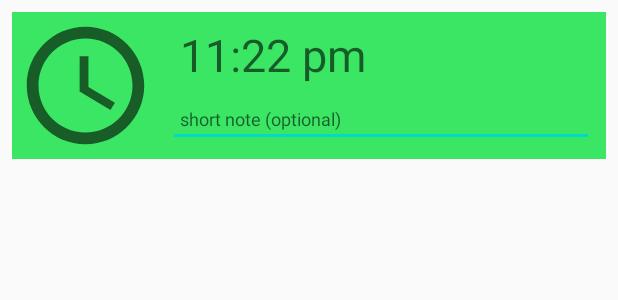
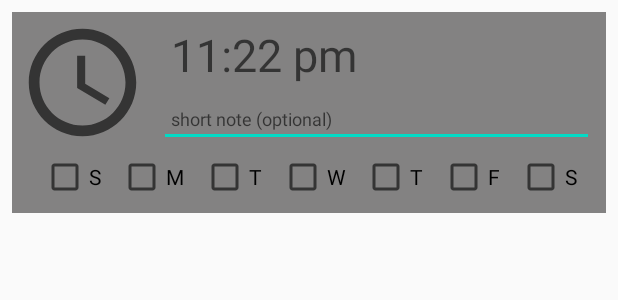
Before and after one commit to galemu2/MultiTasker-Alarm-app-, an Android app: the layout element1_alarm.xml on its own in the app's theme, with its tools: preview values and no code run, on a phone screen of 412 x 824 dp. Shown: the top 300 px of the screen. Run offline under Robolectric (Android 15) with nearby library versions, the phone set to English and light mode, and no system bars.

Commit message:
modified alarm1_element to include days of the week.

```diff
--- a/app/src/main/java/com/ctrlaccess/multitasker/Fragment1ScheduleList.kt
+++ b/app/src/main/java/com/ctrlaccess/multitasker/Fragment1ScheduleList.kt
@@ -30,7 +30,7 @@ open class Fragment1ScheduleList : Fragment() {
             inflater, R.layout.fragment1_schedule_list,
             container, false
         )
-        (activity as ToolbarTitleChangeListener).updateTitel("My custom Title")
+        (activity as ToolbarTitleChangeListener).updateTitle(getString(R.string.app_name), null)
         binding.fab1List.setOnClickListener {
 
             createAlertDialog1()
@@ -55,7 +55,10 @@ open class Fragment1ScheduleList : Fragment() {
         ) { dialog, which ->
             //check for title
             if (bindingAlert.editTextText1Title.text.toString().length > 1) {
-                startNavigation(bindingAlert.editTextText1Title.text.toString())
+                startNavigation(
+                    bindingAlert.editTextText1Title.text.toString(),
+                    bindingAlert.editTextText1Note.text.toString()
+                )
             } else
                 Toast.makeText(context, "Title required.", Toast.LENGTH_SHORT).show()
         }
@@ -76,11 +79,11 @@ open class Fragment1ScheduleList : Fragment() {
     }
 
     //navigate from fragment1 to fragment2
-    private fun startNavigation(listTitle: String) {
+    private fun startNavigation(listTitle: String, listSubTitle: String?) {
         view?.findNavController()
             ?.navigate(
                 Fragment1ScheduleListDirections.actionFragmentScheduleListToFragmentAlarmList(
-                    listTitle
+                    listTitle, listSubTitle
                 )
             )
     }
--- a/app/src/main/java/com/ctrlaccess/multitasker/Fragment2AlarmList.kt
+++ b/app/src/main/java/com/ctrlaccess/multitasker/Fragment2AlarmList.kt
@@ -8,9 +8,7 @@ import android.view.LayoutInflater
 import android.view.View
 import android.view.ViewGroup
 import android.widget.TimePicker
-import android.widget.Toast
 import androidx.databinding.DataBindingUtil
-import androidx.navigation.findNavController
 import androidx.recyclerview.widget.LinearLayoutManager
 import androidx.recyclerview.widget.RecyclerView
 import com.ctrlaccess.multitasker.databinding.Alert2CreateAlarmListBinding
@@ -40,7 +38,8 @@ class Fragment2AlarmList : Fragment() {
         )
         // use title from alert dialog, when creating new list
         val args = Fragment2AlarmListArgs.fromBundle(requireArguments())
-        (activity as ToolbarTitleChangeListener).updateTitel(args.listTitle)
+        (activity as ToolbarTitleChangeListener).updateTitle(args.listTitle, args.listSubTitle)
+
 
         binding.fab2Alarms.setOnClickListener { v: View ->
             createAlertDialog2()
--- a/app/src/main/java/com/ctrlaccess/multitasker/MainActivity.kt
+++ b/app/src/main/java/com/ctrlaccess/multitasker/MainActivity.kt
@@ -6,7 +6,7 @@ import androidx.databinding.DataBindingUtil
 import com.ctrlaccess.multitasker.databinding.ActivityMainBinding
 
 interface ToolbarTitleChangeListener {
-    fun updateTitel(title: String)
+    fun updateTitle(title: String, subTitle: String?)
 }
 
 class MainActivity : AppCompatActivity(), ToolbarTitleChangeListener {
@@ -20,10 +20,12 @@ class MainActivity : AppCompatActivity(), ToolbarTitleChangeListener {
         binding = DataBindingUtil.setContentView(this, R.layout.activity_main)
 //        setContentView(R.layout.activity_main)
 
+
     }
 
-    override fun updateTitel(newTitle: String) {
+    override fun updateTitle(newTitle: String, newSubTitle: String?) {
         binding.toolbar.title = newTitle
+        binding.toolbar.subtitle = newSubTitle ?: ""
     }
 
 }
--- a/app/src/main/res/layout/activity_main.xml
+++ b/app/src/main/res/layout/activity_main.xml
@@ -13,6 +13,7 @@
             android:layout_width="match_parent"
             android:layout_height="wrap_content"
             android:background="@color/colorPrimary"
+            app:subtitleTextColor="@android:color/darker_gray"
             app:titleTextColor="@color/colorAccent" />
 
         <androidx.fragment.app.FragmentContainerView
--- a/app/src/main/res/layout/alert2_create_alarm_list.xml
+++ b/app/src/main/res/layout/alert2_create_alarm_list.xml
@@ -13,9 +13,6 @@
             android:layout_width="wrap_content"
             android:layout_height="wrap_content"
             android:layout_margin="16dp"
-            android:layout_marginStart="16dp"
-            android:layout_marginTop="16dp"
-            android:layout_marginEnd="16dp"
             app:layout_constraintEnd_toEndOf="parent"
             app:layout_constraintStart_toStartOf="parent"
             app:layout_constraintTop_toTopOf="parent" />
--- a/app/src/main/res/layout/element1_alarm.xml
+++ b/app/src/main/res/layout/element1_alarm.xml
@@ -8,7 +8,10 @@
         android:layout_width="match_parent"
         android:layout_height="wrap_content"
         android:layout_margin="8dp"
-        android:background="#3BE665">
+        android:background="#838282"
+        app:layout_constraintBottom_toBottomOf="parent"
+        app:layout_constraintHorizontal_bias="0.5"
+        app:layout_constraintTop_toTopOf="parent">
 
         <TextView
             android:id="@+id/textView1_element_alarm_time"
@@ -32,33 +35,107 @@
             android:layout_marginStart="8dp"
             android:layout_marginTop="4dp"
             android:layout_marginEnd="8dp"
-            android:layout_marginBottom="8dp"
+            android:layout_marginBottom="4dp"
             android:autofillHints=""
             android:hint="@string/short_note"
             android:inputType="textShortMessage"
             android:paddingStart="8dp"
             android:paddingEnd="8dp"
             android:textSize="12sp"
-            app:layout_constraintBottom_toBottomOf="parent"
+            app:layout_constraintBottom_toTopOf="@+id/checkBoxThursday"
             app:layout_constraintEnd_toEndOf="parent"
             app:layout_constraintStart_toEndOf="@+id/imageView1_element_alarm"
-            app:layout_constraintTop_toBottomOf="@+id/textView1_element_alarm_time"
-            app:layout_constraintVertical_bias="0.6" />
+            app:layout_constraintTop_toBottomOf="@+id/textView1_element_alarm_time" />
 
         <ImageView
             android:id="@+id/imageView1_element_alarm"
             android:layout_width="0dp"
             android:layout_height="0dp"
-            android:layout_marginStart="2dp"
-            android:layout_marginTop="2dp"
-            android:layout_marginBottom="2dp"
+            android:layout_marginStart="4dp"
+            android:layout_marginTop="4dp"
+            android:layout_marginBottom="4dp"
             android:contentDescription="@string/alarm_element"
-            app:layout_constraintBottom_toBottomOf="parent"
+            app:layout_constraintBottom_toTopOf="@+id/checkBoxMonday"
             app:layout_constraintDimensionRatio="h,1:1"
             app:layout_constraintStart_toStartOf="parent"
             app:layout_constraintTop_toTopOf="parent"
             app:srcCompat="@drawable/ic_baseline_access_time_24" />
 
+        <CheckBox
+            android:id="@+id/checkBoxMonday"
+            android:layout_width="wrap_content"
+            android:layout_height="wrap_content"
+            android:text="@string/monday"
+            app:layout_constraintBaseline_toBaselineOf="@+id/checkBoxTuesday"
+            app:layout_constraintEnd_toStartOf="@+id/checkBoxTuesday"
+            app:layout_constraintHorizontal_bias="0.5"
+            app:layout_constraintStart_toEndOf="@+id/checkBoxSunday" />
+
+        <CheckBox
+            android:id="@+id/checkBoxThursday"
+            android:layout_width="wrap_content"
+            android:layout_height="wrap_content"
+            android:text="@string/thursday"
+            app:layout_constraintBaseline_toBaselineOf="@+id/checkBoxFriday"
+            app:layout_constraintEnd_toStartOf="@+id/checkBoxFriday"
+            app:layout_constraintHorizontal_bias="0.5"
+            app:layout_constraintStart_toEndOf="@+id/checkBoxWednesday" />
+
+        <CheckBox
+            android:id="@+id/checkBoxWednesday"
+            android:layout_width="wrap_content"
+            android:layout_height="wrap_content"
+            android:text="@string/wednesday"
+            app:layout_constraintBaseline_toBaselineOf="@+id/checkBoxThursday"
+            app:layout_constraintEnd_toStartOf="@+id/checkBoxThursday"
+            app:layout_constraintHorizontal_bias="0.5"
+            app:layout_constraintStart_toEndOf="@+id/checkBoxTuesday" />
+
+        <CheckBox
+            android:id="@+id/checkBoxTuesday"
+            android:layout_width="wrap_content"
+            android:layout_height="wrap_content"
+            android:text="@string/tuesday"
+            app:layout_constraintBaseline_toBaselineOf="@+id/checkBoxWednesday"
+            app:layout_constraintEnd_toStartOf="@+id/checkBoxWednesday"
+            app:layout_constraintHorizontal_bias="0.5"
+            app:layout_constraintStart_toEndOf="@+id/checkBoxMonday" />
+
+        <CheckBox
+            android:id="@+id/checkBoxFriday"
+            android:layout_width="wrap_content"
+            android:layout_height="wrap_content"
+            android:orientation="vertical"
+            android:text="@string/friday"
+            android:textSize="14sp"
+            app:layout_constraintBaseline_toBaselineOf="@+id/checkBoxSaturday"
+            app:layout_constraintEnd_toStartOf="@+id/checkBoxSaturday"
+            app:layout_constraintHorizontal_bias="0.5"
+            app:layout_constraintStart_toEndOf="@+id/checkBoxThursday" />
+
+        <CheckBox
+            android:id="@+id/checkBoxSunday"
+            android:layout_width="wrap_content"
+            android:layout_height="wrap_content"
+            android:layout_marginStart="8dp"
+            android:text="@string/sunday"
+            app:layout_constraintBaseline_toBaselineOf="@+id/checkBoxMonday"
+            app:layout_constraintEnd_toStartOf="@+id/checkBoxMonday"
+            app:layout_constraintHorizontal_bias="0.5"
+            app:layout_constraintStart_toStartOf="parent" />
+
+        <CheckBox
+            android:id="@+id/checkBoxSaturday"
+            android:layout_width="wrap_content"
+            android:layout_height="wrap_content"
+            android:layout_marginEnd="8dp"
+            android:layout_marginBottom="8dp"
+            android:text="@string/saturday"
+            app:layout_constraintBottom_toBottomOf="parent"
+            app:layout_constraintEnd_toEndOf="parent"
+            app:layout_constraintHorizontal_bias="0.5"
+            app:layout_constraintStart_toEndOf="@+id/checkBoxFriday" />
+
     </androidx.constraintlayout.widget.ConstraintLayout>
 
 </layout>
--- a/app/src/main/res/layout/fragment2_alarm_list.xml
+++ b/app/src/main/res/layout/fragment2_alarm_list.xml
@@ -18,7 +18,8 @@
             android:layout_marginEnd="8dp"
             app:layout_constraintEnd_toEndOf="parent"
             app:layout_constraintStart_toStartOf="parent"
-            app:layout_constraintTop_toTopOf="parent" />
+            app:layout_constraintTop_toTopOf="parent"
+            />
 
 
         <com.google.android.material.floatingactionbutton.FloatingActionButton
--- a/app/src/main/res/navigation/navigation.xml
+++ b/app/src/main/res/navigation/navigation.xml
@@ -22,6 +22,10 @@
         <argument
             android:name="listTitle"
             app:argType="string" />
+        <argument
+            android:name="listSubTitle"
+            app:argType="string"
+            app:nullable="true" />
     </fragment>
     <fragment
         android:id="@+id/alert1CreateAlarmList"
--- a/app/src/main/res/values/strings.xml
+++ b/app/src/main/res/values/strings.xml
@@ -11,4 +11,11 @@
     <string name="note_optional">note (optional)</string>
     <string name="short_note">short note (optional)</string>
     <string name="alarm_element">alarm element</string>
+    <string name="monday">M</string>
+    <string name="friday">F</string>
+    <string name="thursday">T</string>
+    <string name="sunday">S</string>
+    <string name="saturday">S</string>
+    <string name="tuesday">T</string>
+    <string name="wednesday">W</string>
 </resources>
```
